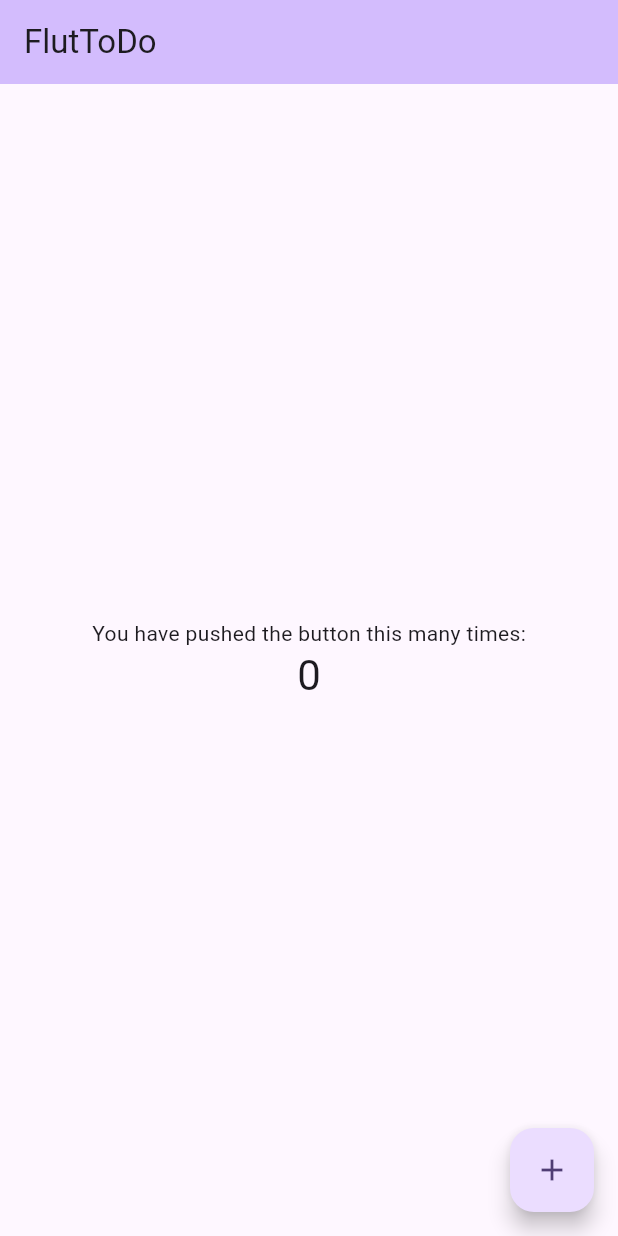
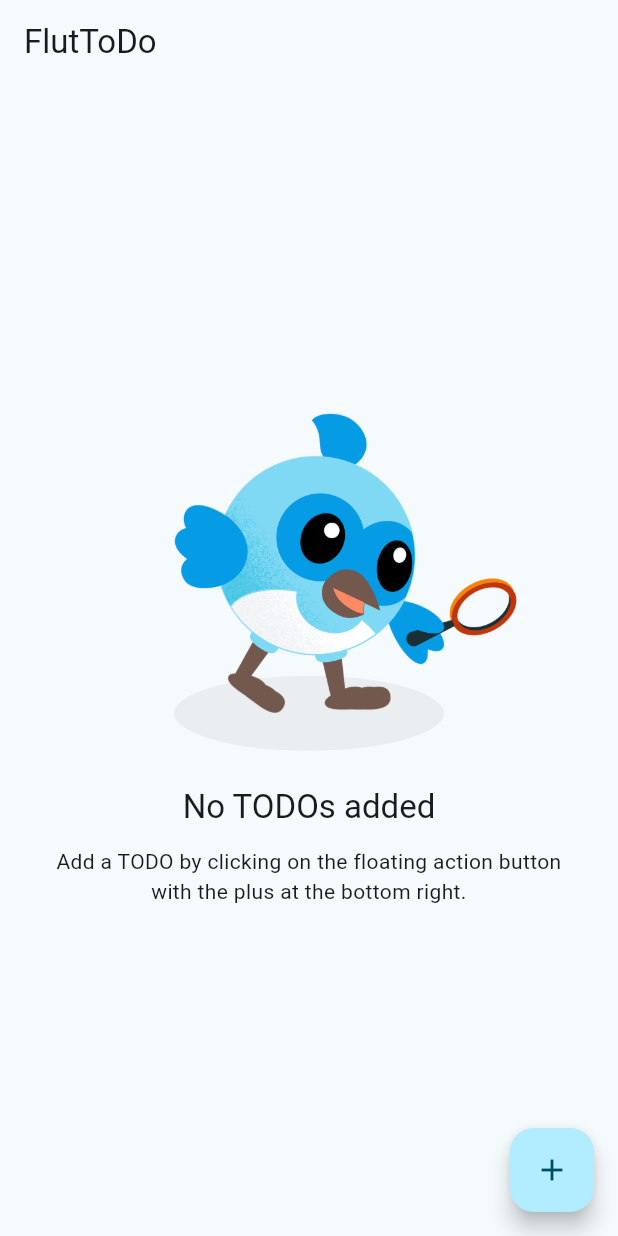
Before and after one commit to ManasMalla/flut_to_do, a Flutter app: the screen it shows after launch, on a phone screen of 412 x 824 dp. Run offline on Flutter 3.47's test engine with Material 3 defaults, Android fonts, the phone set to English and light mode, and no system bars.

Commit message:
added the home page when there are no TODOs added
Signed-off-by: Manas Malla <manasmalla.dev@gmail.com>

```diff
--- a/lib/main.dart
+++ b/lib/main.dart
@@ -14,7 +14,7 @@ class MyApp extends StatelessWidget {
     return MaterialApp(
       title: 'FlutToDo',
       theme: ThemeData(
-        colorScheme: ColorScheme.fromSeed(seedColor: Colors.deepPurple),
+        colorScheme: ColorScheme.fromSeed(seedColor: Color(0XFF80D9F4)),
         useMaterial3: true,
       ),
       initialRoute: '/home',
--- a/lib/ui/home_page.dart
+++ b/lib/ui/home_page.dart
@@ -8,39 +8,70 @@ class MyHomePage extends StatefulWidget {
 }
 
 class _MyHomePageState extends State<MyHomePage> {
-  int _counter = 0;
-
-  void _incrementCounter() {
-    setState(() {
-      _counter++;
-    });
-  }
-
   @override
   Widget build(BuildContext context) {
     return Scaffold(
       appBar: AppBar(
-        backgroundColor: Theme.of(context).colorScheme.inversePrimary,
+        backgroundColor: Theme.of(context).colorScheme.surface,
 
         title: Text("FlutToDo"),
       ),
-      body: Center(
-        child: Column(
-          mainAxisAlignment: MainAxisAlignment.center,
-          children: <Widget>[
-            const Text('You have pushed the button this many times:'),
-            Text(
-              '$_counter',
-              style: Theme.of(context).textTheme.headlineMedium,
-            ),
-          ],
-        ),
-      ),
+      body: Center(child: NoTodoWidget()),
       floatingActionButton: FloatingActionButton(
-        onPressed: _incrementCounter,
+        onPressed: () {},
         tooltip: 'Increment',
         child: const Icon(Icons.add),
       ),
     );
   }
 }
+
+class NoTodoWidget extends StatelessWidget {
+  const NoTodoWidget({super.key});
+
+  @override
+  Widget build(BuildContext context) {
+    return Column(
+      mainAxisAlignment: MainAxisAlignment.center,
+      children: <Widget>[
+        SizedBox(
+          height: 225,
+          child: Stack(
+            alignment: Alignment.bottomCenter,
+            clipBehavior: Clip.none,
+            children: [
+              ClipOval(
+                child: Container(
+                  height: 50,
+                  width: 180,
+                  decoration: BoxDecoration(
+                    color: Color(0x50D9D9D9),
+                    backgroundBlendMode: BlendMode.multiply,
+                  ),
+                ),
+              ),
+              Positioned(
+                bottom: 25,
+                left: 0,
+                child: Image.asset(
+                  'assets/images/dash-search.png',
+                  height: 200,
+                ),
+              ),
+            ],
+          ),
+        ),
+        SizedBox(height: 24),
+        Text('No TODOs added', style: Theme.of(context).textTheme.titleLarge),
+        SizedBox(height: 12),
+        SizedBox(
+          width: 360,
+          child: const Text(
+            'Add a TODO by clicking on the floating action button with the plus at the bottom right.',
+            textAlign: TextAlign.center,
+          ),
+        ),
+      ],
+    );
+  }
+}
```
